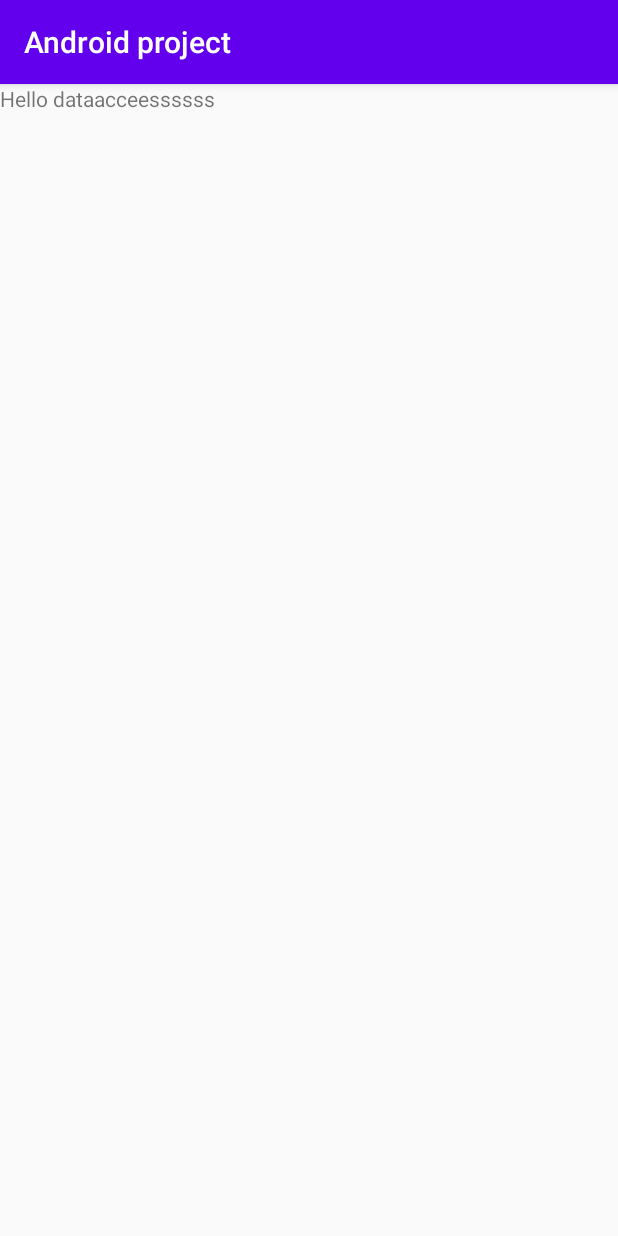
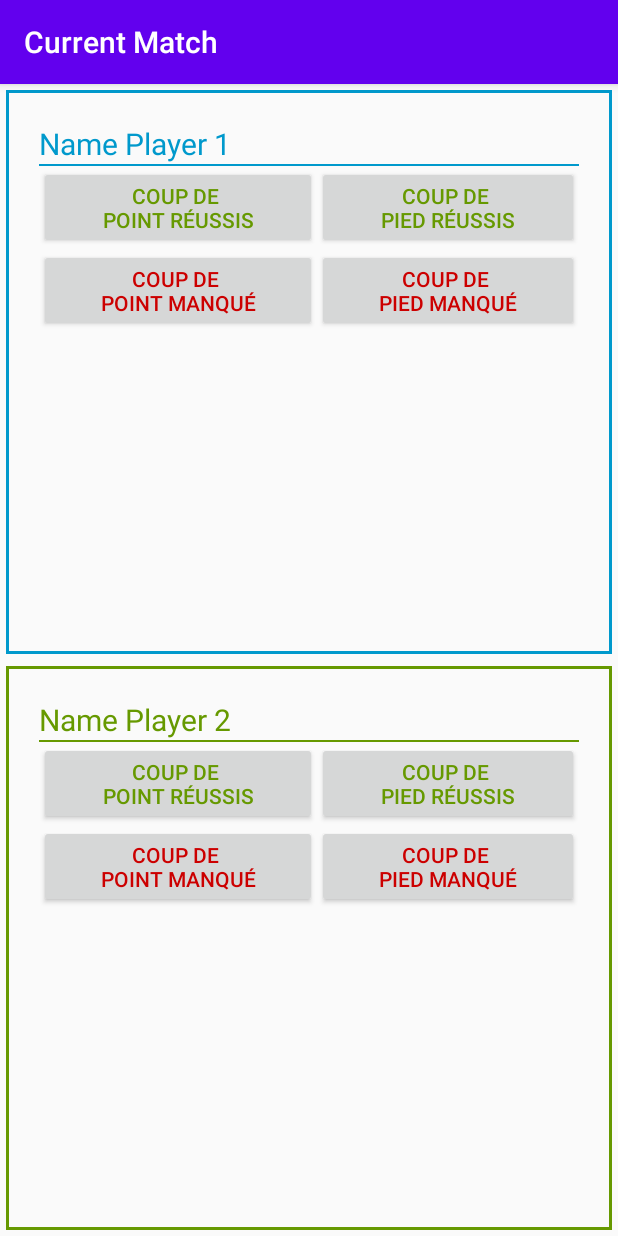
Before and after one commit to techorem/Android-Project, an Android app: the CurrentMatchActivity screen opened directly, with no data from a screen before it, on a phone screen of 412 x 824 dp. Run offline under Robolectric (Android 15) with nearby library versions, the phone set to English and light mode, and no system bars; 1 statement that could not run was skipped.

Commit message:
page current match 1er ebauche

```diff
--- a/app/src/main/AndroidManifest.xml
+++ b/app/src/main/AndroidManifest.xml
@@ -12,6 +12,7 @@
         android:label="@string/app_name"
         android:roundIcon="@mipmap/ic_launcher_round"
         android:supportsRtl="true"
+        android:configChanges="keyboardHidden|orientation"
         android:theme="@style/AppTheme">
         <activity
             android:name=".MainActivity"
--- a/app/src/main/java/com/example/androidproject/ui/CurrentMatchActivity.java
+++ b/app/src/main/java/com/example/androidproject/ui/CurrentMatchActivity.java
@@ -1,31 +1,87 @@
 package com.example.androidproject.ui;
 
+import android.content.res.Configuration;
 import android.os.Bundle;
+import android.util.Log;
+import android.widget.LinearLayout;
 import android.widget.TextView;
 
+import androidx.annotation.NonNull;
+import androidx.appcompat.app.ActionBar;
 import androidx.appcompat.app.AppCompatActivity;
 
 import com.example.androidproject.R;
 
-public class CurrentMatchActivity extends AppCompatActivity {
+public class CurrentMatchActivity extends AppCompatActivity implements CurrentMatch_j1_fragment.OnFragmentInteractionPlayer1Listener{
 
 
-    private String tab[];
     private TextView debugField;
+    public LinearLayout LayoutO;
+    private int mPosition;
+    private static final String SELECTED_ITEM_POSITION = "ItemPosition";
+    public int orientation = LinearLayout.VERTICAL;
 
     @Override
     public void onCreate(Bundle savedInstanceState) {
         super.onCreate(savedInstanceState);
         setContentView(R.layout.activity_currentmatch);
 
+        ActionBar actionBar = this.getSupportActionBar();
+        actionBar.setTitle("Current Match");
+
 
         Bundle extras = getIntent().getExtras();
         String tab[] = extras.getStringArray("infos");
 
-        debugField = (TextView) findViewById(R.id.textview1);
+
+
+        LayoutO = (LinearLayout) findViewById(R.id.LayoutOrient);
+        LayoutO.setOrientation(orientation);
+
+
+
+        /*debugField = (TextView) findViewById(R.id.textview1);
         for (int i =0 ; i< 4 ; i++)
-            debugField.setText(debugField.getText() + tab[i]);
+            debugField.setText(debugField.getText() + tab[i]);*/
     }
 
 
+
+    @Override
+    public void onResume() {
+        super.onResume();
+        int ori = getResources().getConfiguration().orientation;
+        if (ori == Configuration.ORIENTATION_LANDSCAPE) {
+            orientation= LinearLayout.HORIZONTAL;
+        } else {
+            orientation = LinearLayout.VERTICAL;
+        }
+        LayoutO.setOrientation(orientation);
+    }
+
+ /*   @Override
+    protected void onSaveInstanceState(@NonNull final Bundle outState) {
+        super.onSaveInstanceState(outState);
+
+        // Save the state of item position
+        outState.putInt(SELECTED_ITEM_POSITION, mPosition);
+    }
+
+    @Override
+    protected void onRestoreInstanceState(@NonNull final Bundle savedInstanceState) {
+        super.onRestoreInstanceState(savedInstanceState);
+
+        // Read the state of item position
+        mPosition = savedInstanceState.gettInt(SELECTED_ITEM_POSITION);
+    }*/
+
+
+    @Override
+    public void onFragmentPlayer1Interaction(Object ref) {
+        //Log.d("provider : ","=/-----------------------------------------------------------------------------------///");
+        //Log.d("provider : ","=/-----------------------------------------------------------------------------------///");
+
+
+    }
+
 }
--- /dev/null
+++ b/app/src/main/java/com/example/androidproject/ui/CurrentMatch_j1_fragment.java
@@ -0,0 +1,69 @@
+package com.example.androidproject.ui;
+
+import android.content.Context;
+import android.os.Bundle;
+import android.view.LayoutInflater;
+import android.view.View;
+import android.view.ViewGroup;
+
+import androidx.fragment.app.Fragment;
+
+import com.example.androidproject.R;
+
+public class CurrentMatch_j1_fragment extends Fragment {
+
+    private CurrentMatch_j1_fragment.OnFragmentInteractionPlayer1Listener mListener;
+
+
+
+    @Override
+    public void onCreate(Bundle savedInstanceState) {
+        super.onCreate(savedInstanceState);
+
+
+        mListener.onFragmentPlayer1Interaction(null);
+
+    }
+
+    @Override
+    public View onCreateView(LayoutInflater inflater, ViewGroup container, Bundle savedInstanceState) {
+        // Inflate the layout for this fragment
+        View view = inflater.inflate(R.layout.activity_currentmatch, container, false);
+
+        return view;
+    }
+
+    @Override
+    public void onResume() {
+        super.onResume();
+    }
+
+    @Override
+    public void onAttach(Context context) {
+        super.onAttach(context);
+        if (context instanceof CurrentMatch_j1_fragment.OnFragmentInteractionPlayer1Listener) {
+            mListener = (CurrentMatch_j1_fragment.OnFragmentInteractionPlayer1Listener) context;
+        } else {
+            throw new RuntimeException(context.toString()
+                    + " must implement OnFragmentInteractionListener");
+        }
+    }
+
+    @Override
+    public void onDetach() {
+        super.onDetach();
+        mListener = null;
+    }
+
+
+
+
+
+
+/*Interface de communication avec l'activity*/
+
+    public interface OnFragmentInteractionPlayer1Listener {
+
+        void onFragmentPlayer1Interaction(Object ref);
+    }
+}
--- /dev/null
+++ b/app/src/main/java/com/example/androidproject/ui/CurrentMatch_j2_fragment.java
@@ -0,0 +1,4 @@
+package com.example.androidproject.ui;
+
+public class CurrentMatch_j2_fragment {
+}
--- a/app/src/main/java/com/example/androidproject/ui/newmatch/newmatch.java
+++ b/app/src/main/java/com/example/androidproject/ui/newmatch/newmatch.java
@@ -324,8 +324,4 @@ public class newmatch extends Fragment implements LocationListener, AdapterView.
     }
 
 
-    protected void onPostExecute(String str) {
-        //TextOperation.setText("");
-        //TextResultat.setText(str);
-    }
 }
--- a/app/src/main/res/layout/activity_currentmatch.xml
+++ b/app/src/main/res/layout/activity_currentmatch.xml
@@ -7,13 +7,35 @@
     tools:context=".ui.CurrentMatchActivity">
 
 
+    <LinearLayout
+        android:id="@+id/LayoutOrient"
+        android:layout_width="match_parent"
+        android:layout_height="match_parent" >
 
 
+
+        <include
+        layout="@layout/currentmatch_j1_fragment"
+        android:layout_width="match_parent"
+        android:layout_height="match_parent"
+        android:layout_weight="1" />
+
+        <include
+            layout="@layout/currentmatch_j2_fragment"
+            android:layout_width="match_parent"
+            android:layout_height="match_parent"
+            android:layout_weight="1" />
+
+
+
+    </LinearLayout>
+
+    <!--
     <TextView
         android:id="@+id/textview1"
         android:layout_width="match_parent"
-        android:layout_height="match_parent"
-        android:text="Hello dataacceessssss" />
+        android:layout_height="match_parent" />
+        -->
 
 
 
--- /dev/null
+++ b/app/src/main/res/layout/currentmatch_j1_fragment.xml
@@ -0,0 +1,156 @@
+<?xml version="1.0" encoding="utf-8"?>
+<androidx.constraintlayout.widget.ConstraintLayout
+    xmlns:android="http://schemas.android.com/apk/res/android"
+    xmlns:tools="http://schemas.android.com/tools"
+    android:layout_width="match_parent"
+    android:layout_height="match_parent">
+
+
+    <LinearLayout
+        android:layout_width="match_parent"
+        android:layout_height="match_parent"
+        android:weightSum="1"
+        android:layout_margin="4dp"
+        android:orientation="vertical" >
+
+        <View
+            android:layout_width="match_parent"
+            android:layout_height="@dimen/epaisseur_cadre"
+            android:background="@android:color/holo_blue_dark" />
+
+        <LinearLayout
+            android:layout_width="match_parent"
+            android:layout_height="0dp"
+            android:layout_weight="1"
+            android:orientation="horizontal" >
+
+            <View
+                android:layout_width="@dimen/epaisseur_cadre"
+                android:layout_height="match_parent"
+                android:background="@android:color/holo_blue_dark" />
+
+            <LinearLayout
+                android:layout_width="0dp"
+                android:layout_height="match_parent"
+                android:layout_weight="1"
+                android:layout_margin="20dp"
+                android:orientation="vertical" >
+
+                <LinearLayout
+                    android:id="@+id/linearLayout1"
+                    android:layout_width="wrap_content"
+                    android:layout_height="wrap_content"
+                    android:orientation="horizontal"
+                    android:layout_gravity="start">
+                    <TextView
+                        android:id="@+id/TextView01"
+                        android:layout_width="wrap_content"
+                        android:layout_height="wrap_content"
+                        android:text="@string/joueur1_newmatch"
+                        android:textColor="@android:color/holo_blue_dark"
+                        android:textSize="20sp" >
+                    </TextView>
+                </LinearLayout>
+                <View
+                    android:layout_width="match_parent"
+                    android:layout_height="1dp"
+                    android:background="@android:color/holo_blue_dark" />
+
+
+                <LinearLayout
+                    android:id="@+id/LayoutButton"
+                    android:layout_width="match_parent"
+                    android:layout_height="wrap_content"
+                    android:orientation="horizontal" >
+
+                    <LinearLayout
+                        android:layout_width="match_parent"
+                        android:layout_height="wrap_content"
+                        android:orientation="vertical"
+                        android:layout_weight="4">
+
+                        <LinearLayout
+                            android:layout_width="match_parent"
+                            android:layout_height="wrap_content"
+                            android:orientation="horizontal">
+
+                            <Button
+                                android:id="@+id/button1"
+                                android:layout_width="wrap_content"
+                                android:layout_height="wrap_content"
+                                android:layout_weight="1"
+                                android:onClick="myClickHandler"
+                                android:textColor="@android:color/holo_green_dark"
+                                android:tag="1"
+                                android:text="Coup de \npoint réussis"
+                                />
+
+                            <Button android:id="@+id/button2"
+                                android:layout_width="wrap_content"
+                                android:layout_height="wrap_content"
+                                android:layout_weight="1"
+                                android:onClick="myClickHandler"
+                                android:textColor="@android:color/holo_green_dark"
+                                android:tag="2"
+                                android:text="Coup de \npied réussis" />
+
+                        </LinearLayout>
+
+                        <LinearLayout
+                            android:layout_width="match_parent"
+                            android:layout_height="wrap_content"
+                            android:orientation="horizontal">
+
+                            <Button android:id="@+id/button4"
+                                android:layout_width="wrap_content"
+                                android:layout_height="wrap_content"
+                                android:layout_weight="1"
+                                android:onClick="myClickHandler"
+                                android:textColor="@android:color/holo_red_dark"
+                                android:tag="3"
+                                android:text="Coup de \npoint manqué" />
+
+                            <Button android:id="@+id/button5"
+                                android:layout_width="wrap_content"
+                                android:layout_height="wrap_content"
+                                android:layout_weight="1"
+                                android:textColor="@android:color/holo_red_dark"
+                                android:tag="4"
+                                android:text="Coup de \npied manqué" />
+
+
+                        </LinearLayout>
+
+
+
+                    </LinearLayout>
+
+                </LinearLayout>
+
+
+
+
+
+
+
+
+
+            </LinearLayout>
+
+
+            <View
+                android:layout_width="@dimen/epaisseur_cadre"
+                android:layout_height="match_parent"
+                android:background="@android:color/holo_blue_dark" />
+
+        </LinearLayout>
+
+        <View
+            android:layout_width="match_parent"
+            android:layout_height="@dimen/epaisseur_cadre"
+            android:background="@android:color/holo_blue_dark" />
+
+    </LinearLayout>
+
+
+</androidx.constraintlayout.widget.ConstraintLayout>
--- /dev/null
+++ b/app/src/main/res/layout/currentmatch_j2_fragment.xml
@@ -0,0 +1,158 @@
+<?xml version="1.0" encoding="utf-8"?>
+<androidx.constraintlayout.widget.ConstraintLayout
+    xmlns:android="http://schemas.android.com/apk/res/android" android:layout_width="match_parent"
+    android:layout_height="match_parent">
+
+    <LinearLayout
+        android:layout_width="match_parent"
+        android:layout_height="match_parent"
+        android:weightSum="1"
+        android:layout_margin="4dp"
+        android:orientation="vertical" >
+
+        <View
+            android:layout_width="match_parent"
+            android:layout_height="@dimen/epaisseur_cadre"
+            android:background="@android:color/holo_green_dark" />
+
+        <LinearLayout
+            android:layout_width="match_parent"
+            android:layout_height="0dp"
+            android:layout_weight="1"
+            android:orientation="horizontal" >
+
+            <View
+                android:layout_width="@dimen/epaisseur_cadre"
+                android:layout_height="match_parent"
+                android:background="@android:color/holo_green_dark" />
+
+            <LinearLayout
+                android:layout_width="0dp"
+                android:layout_height="match_parent"
+                android:layout_weight="1"
+                android:layout_margin="20dp"
+                android:orientation="vertical" >
+
+                <LinearLayout
+                    android:id="@+id/linearLayout1"
+                    android:layout_width="wrap_content"
+                    android:layout_height="wrap_content"
+                    android:orientation="horizontal"
+                    android:layout_gravity="start">
+
+                    <TextView
+                        android:id="@+id/TextView01"
+                        android:layout_width="wrap_content"
+                        android:layout_height="wrap_content"
+                        android:text="@string/joueur2_newmatch"
+                        android:textColor="@android:color/holo_green_dark"
+                        android:textSize="20sp" >
+                    </TextView>
+                </LinearLayout>
+                <View
+                    android:layout_width="match_parent"
+                    android:layout_height="1dp"
+                    android:background="@android:color/holo_green_dark" />
+
+
+
+
+
+
+                <LinearLayout
+                    android:id="@+id/LayoutButton"
+                    android:layout_width="match_parent"
+                    android:layout_height="wrap_content"
+                    android:orientation="horizontal" >
+
+                    <LinearLayout
+                        android:layout_width="match_parent"
+                        android:layout_height="wrap_content"
+                        android:orientation="vertical"
+                        android:layout_weight="4">
+
+                        <LinearLayout
+                            android:layout_width="match_parent"
+                            android:layout_height="wrap_content"
+                            android:orientation="horizontal">
+
+                            <Button
+                                android:id="@+id/button1"
+                                android:layout_width="wrap_content"
+                                android:layout_height="wrap_content"
+                                android:layout_weight="1"
+                                android:onClick="myClickHandler"
+                                android:textColor="@android:color/holo_green_dark"
+                                android:tag="1"
+                                android:text="Coup de \npoint réussis"
+                                />
+
+                            <Button android:id="@+id/button2"
+                                android:layout_width="wrap_content"
+                                android:layout_height="wrap_content"
+                                android:layout_weight="1"
+                                android:onClick="myClickHandler"
+                                android:textColor="@android:color/holo_green_dark"
+                                android:tag="2"
+                                android:text="Coup de \npied réussis" />
+
+                        </LinearLayout>
+
+                        <LinearLayout
+                            android:layout_width="match_parent"
+                            android:layout_height="wrap_content"
+                            android:orientation="horizontal">
+
+                            <Button android:id="@+id/button4"
+                                android:layout_width="wrap_content"
+                                android:layout_height="wrap_content"
+                                android:layout_weight="1"
+                                android:onClick="myClickHandler"
+                                android:textColor="@android:color/holo_red_dark"
+                                android:tag="3"
+                                android:text="Coup de \npoint manqué" />
+
+                            <Button android:id="@+id/button5"
+                                android:layout_width="wrap_content"
+                                android:layout_height="wrap_content"
+                                android:layout_weight="1"
+                                android:textColor="@android:color/holo_red_dark"
+                                android:tag="4"
+                                android:text="Coup de \npied manqué" />
+
+
+                        </LinearLayout>
+
+
+
+                    </LinearLayout>
+
+                </LinearLayout>
+
+
+
+
+
+
+
+
+
+
+            </LinearLayout>
+
+            <View
+                android:layout_width="@dimen/epaisseur_cadre"
+                android:layout_height="match_parent"
+                android:background="@android:color/holo_green_dark" />
+
+        </LinearLayout>
+
+        <View
+            android:layout_width="match_parent"
+            android:layout_height="@dimen/epaisseur_cadre"
+            android:background="@android:color/holo_green_dark" />
+
+    </LinearLayout>
+
+
+</androidx.constraintlayout.widget.ConstraintLayout>
--- a/app/src/main/res/values/colors.xml
+++ b/app/src/main/res/values/colors.xml
@@ -4,4 +4,5 @@
     <color name="colorPrimaryLight">#8611EE</color>
     <color name="colorPrimaryDark">#3700B3</color>
     <color name="colorAccent">#03DAC5</color>
+
 </resources>
--- a/app/src/main/res/values/dimens.xml
+++ b/app/src/main/res/values/dimens.xml
@@ -5,4 +5,5 @@
     <dimen name="nav_header_vertical_spacing">8dp</dimen>
     <dimen name="nav_header_height">176dp</dimen>
     <dimen name="fab_margin">16dp</dimen>
+    <dimen name="epaisseur_cadre">2dp</dimen>
 </resources>
```
